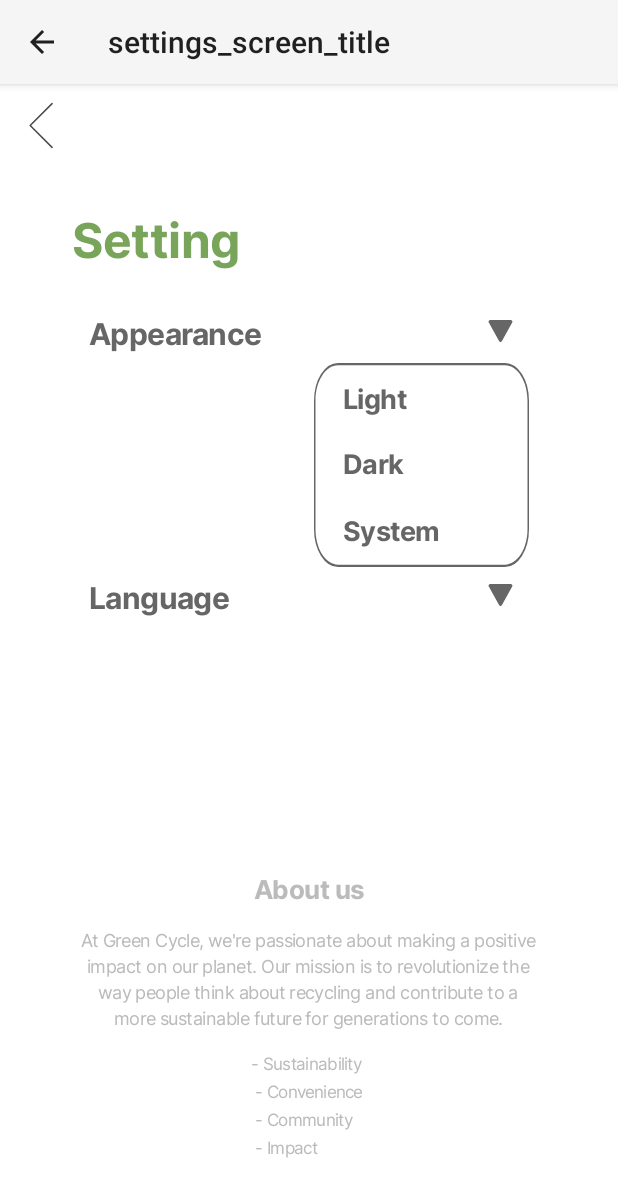
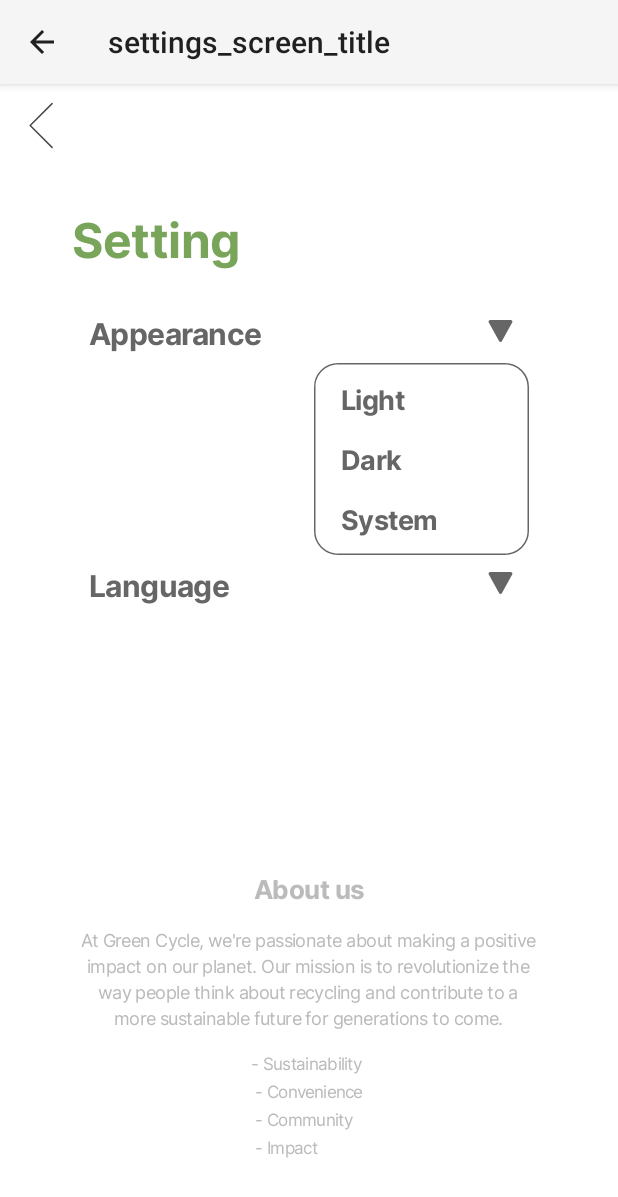
Before and after one commit to Etrella39/Recycling_App, an Android app: the SettingsActivity screen opened directly, with no data from a screen before it, on a phone screen of 412 x 824 dp. Shown: the top 1197 px of the screen. Run offline under Robolectric (Android 15) with nearby library versions, the phone set to English and light mode, and no system bars.

Commit message:
Edit setting screen

```diff
--- a/app/build.gradle.kts
+++ b/app/build.gradle.kts
@@ -35,7 +35,7 @@ android {
         targetCompatibility = JavaVersion.VERSION_17
     }
     kotlinOptions {
-        jvmTarget = "1.8"
+        jvmTarget = "17"
     }
 
     buildFeatures {
--- /dev/null
+++ b/app/src/main/res/drawable/setting_toggle_backgroud3.xml
@@ -0,0 +1,28 @@
+<vector
+    xmlns:android="http://schemas.android.com/apk/res/android"
+    xmlns:aapt="http://schemas.android.com/aapt"
+    android:width="143dp"
+    android:height="128dp"
+    android:viewportWidth="143"
+    android:viewportHeight="128"
+    >
+    <group>
+        <clip-path
+            android:pathData="M16 1H127C135.284 1 142 7.71573 142 16V112C142 120.284 135.284 127 127 127H16C7.71573 127 1 120.284 1 112V16C1 7.71573 7.71573 1 16 1Z"
+            />
+        <path
+            android:pathData="M1 1V127H142V1"
+            android:fillColor="#FFFFFF"
+            />
+    </group>
+    <group>
+        <clip-path
+            android:pathData="M0 0V128H143V0M16 1H127C135.284 1 142 7.71573 142 16V112C142 120.284 135.284 127 127 127H16C7.71573 127 1 120.284 1 112V16C1 7.71573 7.71573 1 16 1Z"
+            />
+        <path
+            android:pathData="M16 1H127C135.284 1 142 7.71573 142 16V112C142 120.284 135.284 127 127 127H16C7.71573 127 1 120.284 1 112V16C1 7.71573 7.71573 1 16 1Z"
+            android:strokeWidth="2"
+            android:strokeColor="#666666"
+            />
+    </group>
+</vector>
--- a/app/src/main/res/layout/settings_screen.xml
+++ b/app/src/main/res/layout/settings_screen.xml
@@ -75,9 +75,9 @@
                 android:layout_height="wrap_content"
                 android:orientation="vertical"
                 android:gravity="center"
-                android:padding="2dp"
                 android:layout_alignParentEnd="true"
-                android:background="@drawable/setting_toggle_background"
+                android:paddingHorizontal="2dp"
+                android:background="@drawable/setting_toggle_backgroud3"
                 >
                 <TextView
                     android:id="@+id/toggle_mode_light"
@@ -89,35 +89,33 @@
                     android:gravity="center_vertical"
                     android:fontFamily="@font/interbold"
                     android:paddingStart="16dp"
-                    android:layout_margin="1dp"
                     android:background="@drawable/setting_toggle_one"
                     />
                 <TextView
                     android:id="@+id/toggle_mode_dark"
                     android:layout_width="match_parent"
-                    android:layout_height="42dp"
+                    android:layout_height="40dp"
                     android:text="Dark"
                     android:textAppearance="@style/toggle_text"
                     android:lineSpacingExtra="32sp"
                     android:gravity="center_vertical"
                     android:fontFamily="@font/interbold"
                     android:paddingStart="16dp"
-                    android:layout_margin="1dp"
                     android:background="@drawable/setting_toggle_one"
                     />
                 <TextView
                     android:id="@+id/toggle_mode_system"
                     android:layout_width="match_parent"
-                    android:layout_height="42dp"
+                    android:layout_height="40dp"
                     android:text="System"
                     android:textAppearance="@style/toggle_text"
                     android:lineSpacingExtra="32sp"
                     android:gravity="center_vertical"
                     android:fontFamily="@font/interbold"
                     android:paddingStart="16dp"
-                    android:layout_margin="1dp"
                     android:background="@drawable/setting_toggle_one"
                     />
+
 
 
 
```
